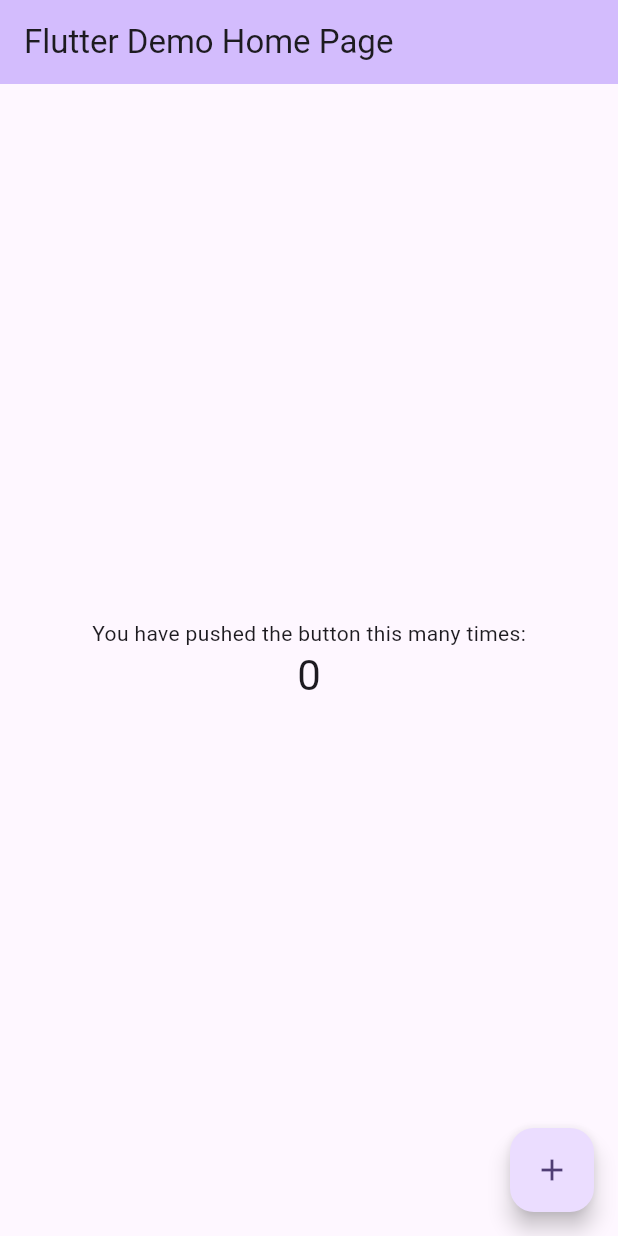
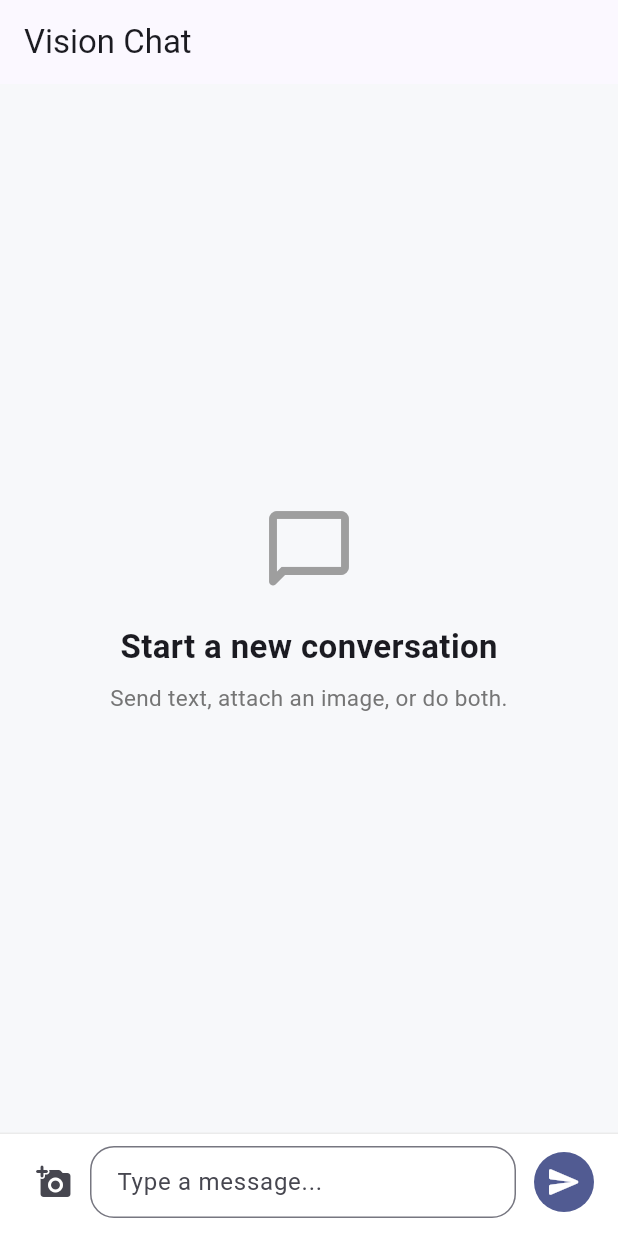
Before and after one commit to MaNaS0708/Lilly, a Flutter app: the screen it shows after launch, on a phone screen of 412 x 824 dp. Run offline on Flutter 3.47's test engine with Material 3 defaults, Android fonts, the phone set to English and light mode, and no system bars; our stand-ins replace image_picker.

Commit message:
add initial splash and chat screens with image attachment support

```diff
--- a/lib/main.dart
+++ b/lib/main.dart
@@ -1,122 +1,31 @@
 import 'package:flutter/material.dart';
 
+import 'screens/splash_screen.dart';
+import 'screens/chat_screen.dart';
+
 void main() {
-  runApp(const MyApp());
+  WidgetsFlutterBinding.ensureInitialized();
+  runApp(const VisionChatApp());
 }
 
-class MyApp extends StatelessWidget {
-  const MyApp({super.key});
+class VisionChatApp extends StatelessWidget {
+  const VisionChatApp({super.key});
 
-  // This widget is the root of your application.
   @override
   Widget build(BuildContext context) {
     return MaterialApp(
-      title: 'Flutter Demo',
+      title: 'Vision Chat',
+      debugShowCheckedModeBanner: false,
       theme: ThemeData(
-        // This is the theme of your application.
-        //
-        // TRY THIS: Try running your application with "flutter run". You'll see
-        // the application has a purple toolbar. Then, without quitting the app,
-        // try changing the seedColor in the colorScheme below to Colors.green
-        // and then invoke "hot reload" (save your changes or press the "hot
-        // reload" button in a Flutter-supported IDE, or press "r" if you used
-        // the command line to start the app).
-        //
-        // Notice that the counter didn't reset back to zero; the application
-        // state is not lost during the reload. To reset the state, use hot
-        // restart instead.
-        //
-        // This works for code too, not just values: Most code changes can be
-        // tested with just a hot reload.
-        colorScheme: .fromSeed(seedColor: Colors.deepPurple),
+        useMaterial3: true,
+        colorSchemeSeed: Colors.indigo,
+        scaffoldBackgroundColor: const Color(0xFFF7F8FA),
       ),
-      home: const MyHomePage(title: 'Flutter Demo Home Page'),
+      initialRoute: SplashScreen.routeName,
+      routes: {
+        SplashScreen.routeName: (_) => const SplashScreen(),
+        ChatScreen.routeName: (_) => const ChatScreen(),
+      },
     );
   }
 }
-
-class MyHomePage extends StatefulWidget {
-  const MyHomePage({super.key, required this.title});
-
-  // This widget is the home page of your application. It is stateful, meaning
-  // that it has a State object (defined below) that contains fields that affect
-  // how it looks.
-
-  // This class is the configuration for the state. It holds the values (in this
-  // case the title) provided by the parent (in this case the App widget) and
-  // used by the build method of the State. Fields in a Widget subclass are
-  // always marked "final".
-
-  final String title;
-
-  @override
-  State<MyHomePage> createState() => _MyHomePageState();
-}
-
-class _MyHomePageState extends State<MyHomePage> {
-  int _counter = 0;
-
-  void _incrementCounter() {
-    setState(() {
-      // This call to setState tells the Flutter framework that something has
-      // changed in this State, which causes it to rerun the build method below
-      // so that the display can reflect the updated values. If we changed
-      // _counter without calling setState(), then the build method would not be
-      // called again, and so nothing would appear to happen.
-      _counter++;
-    });
-  }
-
-  @override
-  Widget build(BuildContext context) {
-    // This method is rerun every time setState is called, for instance as done
-    // by the _incrementCounter method above.
-    //
-    // The Flutter framework has been optimized to make rerunning build methods
-    // fast, so that you can just rebuild anything that needs updating rather
-    // than having to individually change instances of widgets.
-    return Scaffold(
-      appBar: AppBar(
-        // TRY THIS: Try changing the color here to a specific color (to
-        // Colors.amber, perhaps?) and trigger a hot reload to see the AppBar
-        // change color while the other colors stay the same.
-        backgroundColor: Theme.of(context).colorScheme.inversePrimary,
-        // Here we take the value from the MyHomePage object that was created by
-        // the App.build method, and use it to set our appbar title.
-        title: Text(widget.title),
-      ),
-      body: Center(
-        // Center is a layout widget. It takes a single child and positions it
-        // in the middle of the parent.
-        child: Column(
-          // Column is also a layout widget. It takes a list of children and
-          // arranges them vertically. By default, it sizes itself to fit its
-          // children horizontally, and tries to be as tall as its parent.
-          //
-          // Column has various properties to control how it sizes itself and
-          // how it positions its children. Here we use mainAxisAlignment to
-          // center the children vertically; the main axis here is the vertical
-          // axis because Columns are vertical (the cross axis would be
-          // horizontal).
-          //
-          // TRY THIS: Invoke "debug painting" (choose the "Toggle Debug Paint"
-          // action in the IDE, or press "p" in the console), to see the
-          // wireframe for each widget.
-          mainAxisAlignment: .center,
-          children: [
-            const Text('You have pushed the button this many times:'),
-            Text(
-              '$_counter',
-              style: Theme.of(context).textTheme.headlineMedium,
-            ),
-          ],
-        ),
-      ),
-      floatingActionButton: FloatingActionButton(
-        onPressed: _incrementCounter,
-        tooltip: 'Increment',
-        child: const Icon(Icons.add),
-      ),
-    );
-  }
-}
--- /dev/null
+++ b/lib/screens/chat_screen.dart
@@ -0,0 +1,338 @@
+import 'dart:io';
+
+import 'package:flutter/material.dart';
+import 'package:image_picker/image_picker.dart';
+
+class ChatScreen extends StatefulWidget {
+  static const String routeName = '/chat';
+
+  const ChatScreen({super.key});
+
+  @override
+  State<ChatScreen> createState() => _ChatScreenState();
+}
+
+class _ChatScreenState extends State<ChatScreen> {
+  final TextEditingController _controller = TextEditingController();
+  final List<ChatMessage> _messages = [];
+  final ImagePicker _picker = ImagePicker();
+
+  File? _selectedImage;
+  bool _isSending = false;
+
+  @override
+  void dispose() {
+    _controller.dispose();
+    super.dispose();
+  }
+
+  Future<void> _pickImage(ImageSource source) async {
+    final file = await _picker.pickImage(
+      source: source,
+      imageQuality: 85,
+    );
+
+    if (file == null) return;
+
+    setState(() {
+      _selectedImage = File(file.path);
+    });
+  }
+
+  void _removeSelectedImage() {
+    setState(() {
+      _selectedImage = null;
+    });
+  }
+
+  Future<void> _sendMessage() async {
+    final text = _controller.text.trim();
+
+    if (text.isEmpty && _selectedImage == null) return;
+    if (_isSending) return;
+
+    final image = _selectedImage;
+
+    setState(() {
+      _isSending = true;
+      _messages.add(
+        ChatMessage(
+          text: text,
+          isUser: true,
+          imageFile: image,
+        ),
+      );
+      _controller.clear();
+      _selectedImage = null;
+    });
+
+    await Future<void>.delayed(const Duration(milliseconds: 700));
+
+    setState(() {
+      _messages.add(
+        ChatMessage(
+          text: 'This is a placeholder assistant reply. Later we can connect your local model here.',
+          isUser: false,
+        ),
+      );
+      _isSending = false;
+    });
+  }
+
+  void _showImageSourceSheet() {
+    showModalBottomSheet<void>(
+      context: context,
+      builder: (context) {
+        return SafeArea(
+          child: Wrap(
+            children: [
+              ListTile(
+                leading: const Icon(Icons.camera_alt_rounded),
+                title: const Text('Take Photo'),
+                onTap: () {
+                  Navigator.of(context).pop();
+                  _pickImage(ImageSource.camera);
+                },
+              ),
+              ListTile(
+                leading: const Icon(Icons.photo_library_rounded),
+                title: const Text('Choose from Gallery'),
+                onTap: () {
+                  Navigator.of(context).pop();
+                  _pickImage(ImageSource.gallery);
+                },
+              ),
+            ],
+          ),
+        );
+      },
+    );
+  }
+
+  @override
+  Widget build(BuildContext context) {
+    return Scaffold(
+      appBar: AppBar(
+        title: const Text('Vision Chat'),
+        centerTitle: false,
+      ),
+      body: Column(
+        children: [
+          Expanded(
+            child: _messages.isEmpty
+                ? const _EmptyState()
+                : ListView.builder(
+                    padding: const EdgeInsets.all(16),
+                    itemCount: _messages.length,
+                    itemBuilder: (context, index) {
+                      return _ChatBubble(message: _messages[index]);
+                    },
+                  ),
+          ),
+          if (_selectedImage != null)
+            Container(
+              margin: const EdgeInsets.fromLTRB(16, 0, 16, 12),
+              padding: const EdgeInsets.all(8),
+              decoration: BoxDecoration(
+                color: Colors.white,
+                borderRadius: BorderRadius.circular(16),
+                border: Border.all(color: Colors.black12),
+              ),
+              child: Row(
+                children: [
+                  ClipRRect(
+                    borderRadius: BorderRadius.circular(12),
+                    child: Image.file(
+                      _selectedImage!,
+                      width: 64,
+                      height: 64,
+                      fit: BoxFit.cover,
+                    ),
+                  ),
+                  const SizedBox(width: 12),
+                  const Expanded(
+                    child: Text(
+                      'Image attached',
+                      style: TextStyle(
+                        fontWeight: FontWeight.w600,
+                      ),
+                    ),
+                  ),
+                  IconButton(
+                    onPressed: _removeSelectedImage,
+                    icon: const Icon(Icons.close_rounded),
+                  ),
+                ],
+              ),
+            ),
+          SafeArea(
+            top: false,
+            child: Container(
+              padding: const EdgeInsets.fromLTRB(12, 8, 12, 12),
+              decoration: const BoxDecoration(
+                color: Colors.white,
+                border: Border(
+                  top: BorderSide(color: Color(0x14000000)),
+                ),
+              ),
+              child: Row(
+                crossAxisAlignment: CrossAxisAlignment.end,
+                children: [
+                  IconButton(
+                    onPressed: _showImageSourceSheet,
+                    icon: const Icon(Icons.add_a_photo_rounded),
+                  ),
+                  Expanded(
+                    child: TextField(
+                      controller: _controller,
+                      minLines: 1,
+                      maxLines: 5,
+                      textInputAction: TextInputAction.newline,
+                      decoration: const InputDecoration(
+                        hintText: 'Type a message...',
+                        border: OutlineInputBorder(
+                          borderRadius: BorderRadius.all(Radius.circular(16)),
+                        ),
+                        contentPadding: EdgeInsets.symmetric(
+                          horizontal: 14,
+                          vertical: 12,
+                        ),
+                      ),
+                    ),
+                  ),
+                  const SizedBox(width: 8),
+                  IconButton.filled(
+                    onPressed: _sendMessage,
+                    icon: _isSending
+                        ? const SizedBox(
+                            width: 18,
+                            height: 18,
+                            child: CircularProgressIndicator(
+                              strokeWidth: 2,
+                              color: Colors.white,
+                            ),
+                          )
+                        : const Icon(Icons.send_rounded),
+                  ),
+                ],
+              ),
+            ),
+          ),
+        ],
+      ),
+    );
+  }
+}
+
+class ChatMessage {
+  final String text;
+  final bool isUser;
+  final File? imageFile;
+
+  const ChatMessage({
+    required this.text,
+    required this.isUser,
+    this.imageFile,
+  });
+}
+
+class _ChatBubble extends StatelessWidget {
+  final ChatMessage message;
+
+  const _ChatBubble({required this.message});
+
+  @override
+  Widget build(BuildContext context) {
+    final alignment = message.isUser
+        ? CrossAxisAlignment.end
+        : CrossAxisAlignment.start;
+    final bubbleColor = message.isUser
+        ? Theme.of(context).colorScheme.primary
+        : Colors.white;
+    final textColor = message.isUser ? Colors.white : Colors.black87;
+
+    return Column(
+      crossAxisAlignment: alignment,
+      children: [
+        Container(
+          margin: const EdgeInsets.only(bottom: 12),
+          padding: const EdgeInsets.all(12),
+          constraints: const BoxConstraints(maxWidth: 320),
+          decoration: BoxDecoration(
+            color: bubbleColor,
+            borderRadius: BorderRadius.circular(18),
+            border: message.isUser
+                ? null
+                : Border.all(color: Colors.black12),
+          ),
+          child: Column(
+            crossAxisAlignment: CrossAxisAlignment.start,
+            children: [
+              if (message.imageFile != null) ...[
+                ClipRRect(
+                  borderRadius: BorderRadius.circular(12),
+                  child: Image.file(
+                    message.imageFile!,
+                    width: 220,
+                    height: 180,
+                    fit: BoxFit.cover,
+                  ),
+                ),
+                if (message.text.isNotEmpty) const SizedBox(height: 10),
+              ],
+              if (message.text.isNotEmpty)
+                Text(
+                  message.text,
+                  style: TextStyle(
+                    color: textColor,
+                    fontSize: 15,
+                    height: 1.4,
+                  ),
+                ),
+            ],
+          ),
+        ),
+      ],
+    );
+  }
+}
+
+class _EmptyState extends StatelessWidget {
+  const _EmptyState();
+
+  @override
+  Widget build(BuildContext context) {
+    return Center(
+      child: Padding(
+        padding: const EdgeInsets.all(24),
+        child: Column(
+          mainAxisAlignment: MainAxisAlignment.center,
+          children: [
+            Icon(
+              Icons.chat_bubble_outline_rounded,
+              size: 64,
+              color: Colors.grey.shade500,
+            ),
+            const SizedBox(height: 16),
+            const Text(
+              'Start a new conversation',
+              style: TextStyle(
+                fontSize: 22,
+                fontWeight: FontWeight.w700,
+              ),
+            ),
+            const SizedBox(height: 8),
+            Text(
+              'Send text, attach an image, or do both.',
+              textAlign: TextAlign.center,
+              style: TextStyle(
+                fontSize: 15,
+                color: Colors.grey.shade600,
+              ),
+            ),
+          ],
+        ),
+      ),
+    );
+  }
+}
--- a/pubspec.yaml
+++ b/pubspec.yaml
@@ -30,6 +30,7 @@ environment:
 dependencies:
   flutter:
     sdk: flutter
+  image_picker: ^1.1.2
 
   # The following adds the Cupertino Icons font to your application.
   # Use with the CupertinoIcons class for iOS style icons.
```
Also changed, not shown: lib/screens/splash_screen.dart (added, +85 -0 lines), 6 other files.
